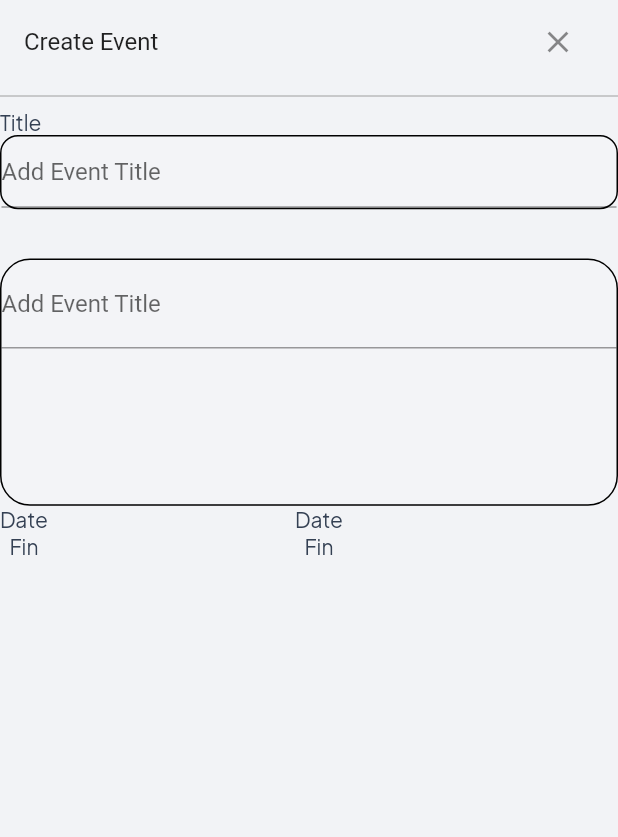
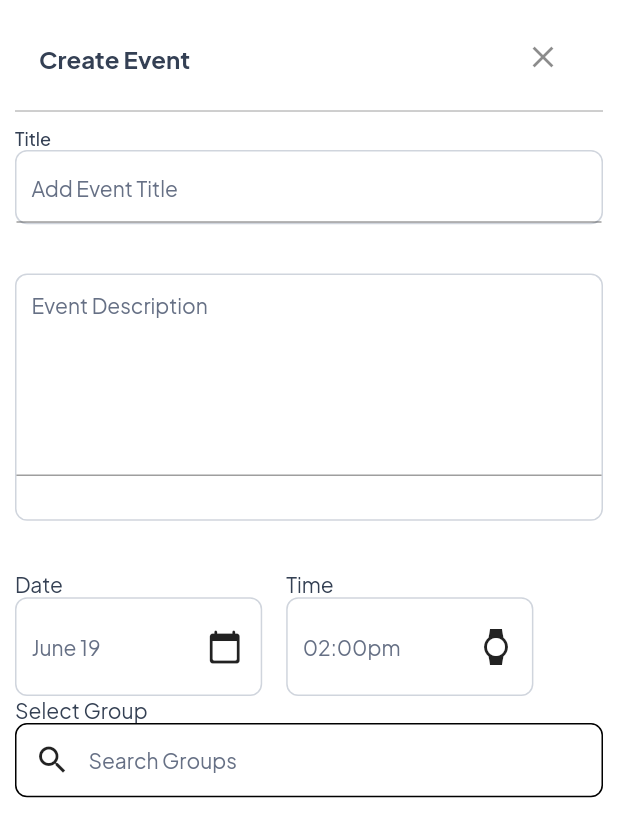
Before and after one commit to hngx-org/Fortress-events-mobile, a Flutter app: the screen it shows after launch, on a phone screen of 412 x 824 dp. Shown: the top 837 px of the screen. Run offline on Flutter 3.47's test engine with Material 2 defaults, Android fonts, the phone set to English and light mode, and no system bars; our stand-ins replace cached_network_image, flutter_svg.

Commit message:
added more features on the add event page

```diff
--- a/lib/main.dart
+++ b/lib/main.dart
@@ -1,4 +1,4 @@
-import 'package:event_app/src/features/start_up/create_event.dart';
+import 'package:event_app/src/features/events/presentation/pages/create_event.dart';
 import 'package:flutter/material.dart';
 import 'src/core/constants/strings.dart';
 import 'src/core/utils/theme/theme_helper.dart';
--- /dev/null
+++ b/lib/src/features/events/presentation/pages/create_event.dart
@@ -0,0 +1,146 @@
+import 'package:event_app/src/core/utils/theme/colors.dart';
+import 'package:event_app/src/core/utils/theme/text_styles.dart';
+import 'package:event_app/src/features/events/presentation/widgets/custom_container_text_field.dart';
+import 'package:event_app/src/features/events/presentation/widgets/custom_container_text_righticon.dart';
+import 'package:flutter/material.dart';
+
+class CreateEvent extends StatelessWidget {
+  const CreateEvent({super.key});
+
+  @override
+  Widget build(BuildContext context) {
+    return Scaffold(
+      body: Container(
+        decoration: BoxDecoration(
+          color: AppColors.baseWhite,
+        ),
+        child: Padding(
+          padding: const EdgeInsets.all(10.0),
+          child: Column(
+            children: [
+              ListTile(
+                title: Text(
+                  "Create Event",
+                  style: AppTextStyles.textMdBold.copyWith(
+                    color: AppColors.gray900,
+                  ),
+                ),
+                trailing: IconButton(
+                  icon: Icon(Icons.close),
+                  onPressed: () {},
+                ),
+              ),
+              Divider(
+                color: Colors.grey,
+              ),
+              Container(
+                child: Column(
+                  mainAxisAlignment: MainAxisAlignment.start,
+                  crossAxisAlignment: CrossAxisAlignment.start,
+                  children: [
+                    Text(
+                      "Title",
+                      style: AppTextStyles.textXsMeduim.copyWith(
+                        color: AppColors.gray900,
+                      ),
+                    ),
+                    CustomContainerTextField(
+                      boxheight: MediaQuery.sizeOf(context).height * 0.06,
+                      boxwidth: MediaQuery.sizeOf(context).width,
+                      item: "Add Event Title",
+                    ),
+                    SizedBox(
+                      height: MediaQuery.sizeOf(context).height * 0.04,
+                    ),
+                    CustomContainerTextField(
+                      boxheight: MediaQuery.sizeOf(context).height * 0.2,
+                      boxwidth: MediaQuery.sizeOf(context).width,
+                      item: "Event Description",
+                      lines: 6,
+                    ),
+                    SizedBox(
+                      height: MediaQuery.sizeOf(context).height * 0.04,
+                    ),
+                    Row(
+                      children: [
+                        Column(
+                          mainAxisAlignment: MainAxisAlignment.start,
+                          crossAxisAlignment: CrossAxisAlignment.start,
+                          children: [
+                            Text("Date"),
+                            Column(
+                              crossAxisAlignment: CrossAxisAlignment.start,
+                              children: [
+                                CustomContainerRightIcon(
+                                  displaydata: "June 19",
+                                  onPressed: () {},
+                                  displayicon: Icons.calendar_today_rounded,
+                                ),
+                              ],
+                            ),
+                          ],
+                        ),
+                         SizedBox(
+                      width: 16,
+                    ),
+                         Column(
+                      mainAxisAlignment: MainAxisAlignment.start,
+                      crossAxisAlignment: CrossAxisAlignment.start,
+                      children: [
+                        Text("Time"),
+                        Column(
+                      crossAxisAlignment: CrossAxisAlignment.start,
+                      children: [
+                        CustomContainerRightIcon(
+                          displaydata: "02:00pm",
+                          onPressed: () {},
+                          displayicon: Icons.watch,
+                        ),
+                      ],
+                    ),
+                      ],
+                    ),
+                      ],
+                    ),
+
+
+
+                    Column(
+                      crossAxisAlignment: CrossAxisAlignment.start,
+                      children: [
+                        Text("Select Group"),
+                        Container(
+                          height: MediaQuery.sizeOf(context).height * 0.06,
+                          width: MediaQuery.sizeOf(context).width,
+                          decoration: BoxDecoration(
+                            borderRadius: BorderRadius.circular(8),
+                            border: Border.all(color: Colors.black),
+                          ),
+                          child: Row(
+                              mainAxisAlignment: MainAxisAlignment.start,
+                              children: [
+                                IconButton(
+                                  onPressed: () {},
+                                  icon: Icon(Icons.search),
+                                ),
+                                Text(
+                                  "Search Groups",
+                                  style:
+                                      AppTextStyles.textSmallRegular.copyWith(
+                                    color: AppColors.gray700Main,
+                                  ),
+                                ),
+                              ]),
+                        ),
+                      ],
+                    ),
+                  ],
+                ),
+              ),
+            ],
+          ),
+        ),
+      ),
+    );
+  }
+}
--- /dev/null
+++ b/lib/src/features/events/presentation/widgets/custom_container_text_field.dart
@@ -0,0 +1,47 @@
+
+
+import 'package:event_app/src/core/utils/theme/colors.dart';
+import 'package:event_app/src/core/utils/theme/text_styles.dart';
+import 'package:flutter/material.dart';
+
+class CustomContainerTextField extends StatelessWidget {
+  final double? boxheight;
+  final String? item;
+  final double? boxwidth;
+  final int? lines;
+
+
+  const CustomContainerTextField({
+    super.key,
+    this.boxheight,
+    this.item,
+    this.boxwidth,
+    this.lines = 1,
+  });
+
+  @override
+  Widget build(BuildContext context) {
+    return Container(
+      height: boxheight,
+      width: boxwidth,
+      decoration: BoxDecoration(
+        color: AppColors.baseWhite,
+        border: Border.all(color: AppColors.gray500),
+        borderRadius: BorderRadius.circular(8),
+      ),
+      child: TextFormField(
+       maxLines: lines,
+        decoration: InputDecoration(
+          contentPadding: EdgeInsets.all(10),
+          hintText: item,
+          hintStyle: AppTextStyles.textSmallRegular.copyWith(
+            color: AppColors.gray700Main,
+          ),
+          ),
+
+        ),
+
+      );
+
+  }
+}
--- /dev/null
+++ b/lib/src/features/events/presentation/widgets/custom_container_text_righticon.dart
@@ -0,0 +1,49 @@
+import 'package:event_app/src/core/utils/theme/colors.dart';
+import 'package:event_app/src/core/utils/theme/text_styles.dart';
+import 'package:flutter/material.dart';
+
+class CustomContainerRightIcon extends StatelessWidget {
+  final String? displaydata;
+  final VoidCallback? onPressed;
+  final IconData? displayicon;
+
+  const CustomContainerRightIcon({
+    super.key,
+    this.displaydata,
+    this.onPressed,
+    this.displayicon,
+  });
+
+  @override
+  Widget build(BuildContext context) {
+    return Container(
+      height: MediaQuery.sizeOf(context).height * 0.08,
+      width: MediaQuery.sizeOf(context).width * 0.40,
+      decoration: BoxDecoration(
+        color: AppColors.baseWhite,
+        border: Border.all(color: AppColors.gray500),
+        borderRadius: BorderRadius.circular(8),
+      ),
+      child: Row(
+        mainAxisAlignment: MainAxisAlignment.spaceBetween,
+        children: [
+          Padding(
+            padding: const EdgeInsets.all(10.0),
+            child: Text(
+
+              "$displaydata",
+              style: AppTextStyles.textSmallRegular.copyWith(
+                color: AppColors.gray700Main,
+
+              ),
+            ),
+          ),
+          IconButton(
+            onPressed: () {},
+            icon: Icon(displayicon),
+          ),
+        ],
+      ),
+    );
+  }
+}
--- /dev/null
+++ b/lib/src/features/events/presentation/widgets/custom_padding.dart
@@ -0,0 +1,12 @@
+import 'package:flutter/material.dart';
+
+class customPadding extends StatelessWidget {
+  const customPadding(Text text, {super.key});
+
+  @override
+  Widget build(BuildContext context) {
+    return Padding(
+      padding: EdgeInsets.all(12) ,
+    );
+  }
+}
--- a/lib/src/features/start_up/create_event.dart
+++ /dev/null
@@ -1,94 +0,0 @@
-import 'package:flutter/material.dart';
-
-class CreateEvent extends StatelessWidget {
-  const CreateEvent({super.key});
-
-  @override
-  Widget build(BuildContext context) {
-    return Scaffold(
-      body: Column(
-        children: [
-          Container(
-            child: ListTile(
-              title: Text("Create Event"),
-              trailing: IconButton(
-                icon: Icon(Icons.close),
-                onPressed: () {},
-              ),
-            ),
-          ),
-          Divider(
-            color: Colors.grey,
-          ),
-          Container(
-            child: Column(
-              mainAxisAlignment: MainAxisAlignment.start,
-              crossAxisAlignment: CrossAxisAlignment.start,
-              children: [
-                Text("Title"),
-                CustomContainerTextField(
-                  boxheight: MediaQuery.sizeOf(context).height * 0.06,
-                  boxwidth: MediaQuery.sizeOf(context).width,
-                  item: "Add Event Title",
-                  theradius: BorderRadius.circular(12),
-                ),
-                SizedBox(
-                  height: MediaQuery.sizeOf(context).height * 0.04,
-                ),
-                CustomContainerTextField(
-                  boxheight: MediaQuery.sizeOf(context).height * 0.2,
-                  boxwidth: MediaQuery.sizeOf(context).width,
-                  theradius: BorderRadius.circular(20),
-                  item: "Add Event Title",
-                ),
-                Row(
-                  mainAxisAlignment: MainAxisAlignment.start,
-                  children: [
-                    Column(
-                      children: [
-                        Text("Date"),
-                        Text("Fin")
-                      ],
-                    ),
-                    SizedBox(width: MediaQuery.sizeOf(context).width*0.4,),
-                    Column(
-                      children: [
-                        Text("Date"),
-                        Text("Fin")
-                      ],
-                    ),
-                  ],
-                ),
-              ],
-            ),
-          ),
-        ],
-      ),
-    );
-  }
-}
-
-class CustomContainerTextField extends StatelessWidget {
-  final double? boxheight;
-  final String? item;
-  final double? boxwidth;
-  final BorderRadius? theradius;
-  const CustomContainerTextField(
-      {super.key, this.boxheight, this.item, this.boxwidth, this.theradius});
-
-  @override
-  Widget build(BuildContext context) {
-    return Container(
-      height: boxheight,
-      width: boxwidth,
-      decoration: BoxDecoration(
-        borderRadius: theradius,
-        color: Colors.white10,
-        border: Border.all(color: Colors.black),
-      ),
-      child: TextField(
-        decoration: InputDecoration(labelText: item),
-      ),
-    );
-  }
-}
--- a/lib/src/features/start_up/pages/example_screen.dart
+++ b/lib/src/features/start_up/pages/example_screen.dart
@@ -1,8 +1,8 @@
 import 'package:event_app/src/core/constants/dimensions.dart';
 import 'package:event_app/src/core/constants/strings.dart';
 import 'package:event_app/src/core/utils/image_constant.dart';
-import 'package:event_app/src/core/utils/theme/theme_helper.dart';
-import 'package:event_app/src/general_widgets/base_button.dart';
+// import 'package:event_app/src/core/utils/theme/theme_helper.dart';
+// import 'package:event_app/src/general_widgets/base_button.dart';
 import 'package:event_app/src/general_widgets/custom_elevated_button.dart';
 import 'package:event_app/src/general_widgets/custom_icon_button.dart';
 import 'package:event_app/src/general_widgets/custom_image_view.dart';
```
